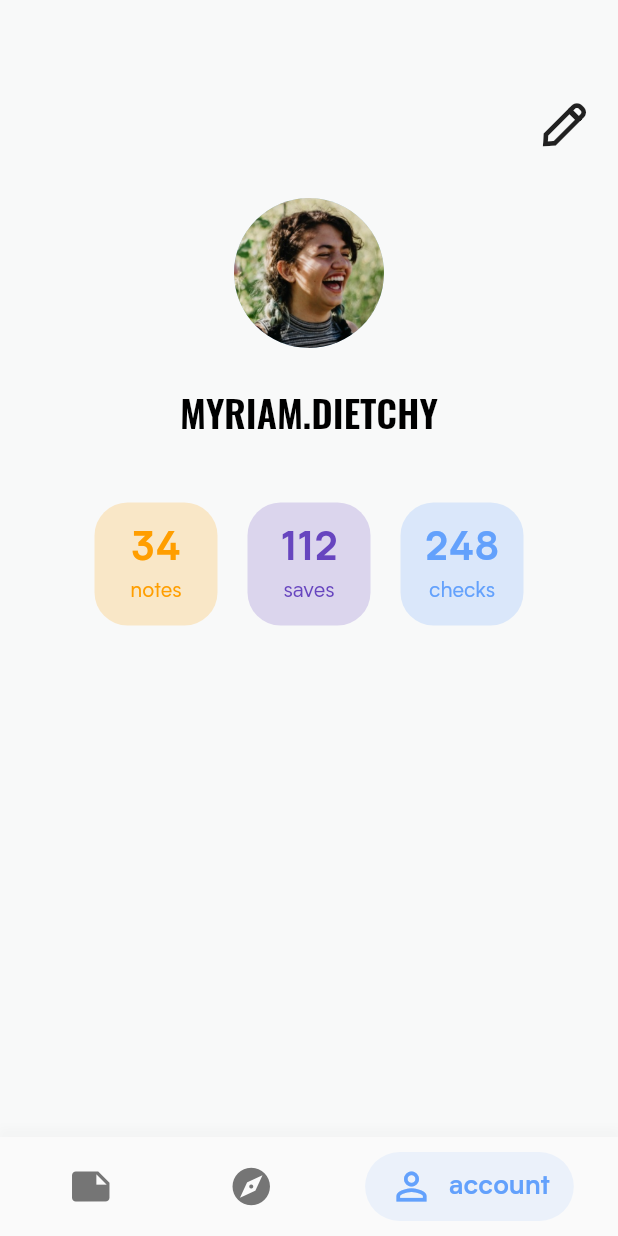
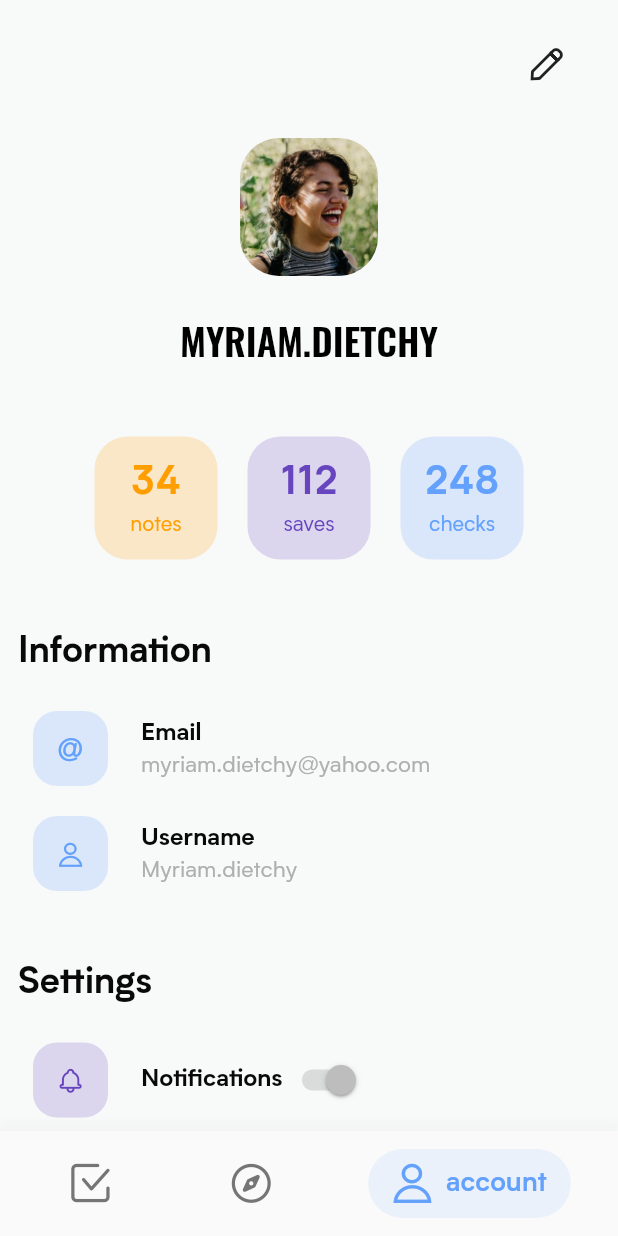
Before and after one commit to RobbeBuyle/PassionProject, a Flutter app: the screen it shows after launch, item 3 of the bottom bar chosen, on a phone screen of 412 x 824 dp. Run offline on Flutter 3.47's test engine with Material 2 defaults, Android fonts, the phone set to English and light mode, and no system bars; our stand-ins replace flutter_mobx, mobx; generated files the repository leaves out were written again.

Commit message:
added Apple dev settings and almost completed account page

```diff
--- a/tick/lib/App.dart
+++ b/tick/lib/App.dart
@@ -3,14 +3,16 @@ import 'package:tick/screens/account_screen.dart';
 import 'package:tick/screens/create_screen.dart';
 import 'package:tick/screens/discover_screen.dart';
 import 'package:tick/screens/list_screen.dart';
+import 'package:tick/style/flutter_icons_icons.dart';
 import 'package:tick/widgets/bottom_navbar.dart';
 import 'package:tick/style/style.dart';
 
 class App extends StatefulWidget {
   final List<BarItem> barItems = [
-    BarItem(text: "lists", icon: Icons.note, color: ColorsYellow),
-    BarItem(text: "discover", icon: Icons.explore, color: ColorsPurple),
-    BarItem(text: "account", icon: Icons.perm_identity, color: ColorsBlue),
+    BarItem(text: "lists", icon: FlutterIcons.tabnotes, color: ColorsYellow),
+    BarItem(
+        text: "discover", icon: FlutterIcons.tabdiscover, color: ColorsPurple),
+    BarItem(text: "account", icon: FlutterIcons.tabaccount, color: ColorsBlue),
   ];
   @override
   _AppState createState() => _AppState();
--- a/tick/lib/main.dart
+++ b/tick/lib/main.dart
@@ -1,4 +1,5 @@
 import 'package:flutter/material.dart';
+import 'package:tick/screens/create_screen.dart';
 import 'App.dart';
 import 'style/style.dart';
 
@@ -10,7 +11,13 @@ class MyApp extends StatelessWidget {
     return MaterialApp(
       title: 'Tick',
       theme: _configureThemeData(),
-      home: App(),
+      initialRoute: '/',
+      routes: {
+        // When navigating to the "/" route, build the FirstScreen widget.
+        '/': (context) => App(),
+        // When navigating to the "/second" route, build the SecondScreen widget.
+        '/create': (context) => CreateScreen(),
+      },
     );
   }
 
--- a/tick/lib/screens/account_screen.dart
+++ b/tick/lib/screens/account_screen.dart
@@ -2,6 +2,8 @@ import 'package:flutter/material.dart';
 import 'package:tick/models/user_model.dart';
 import 'package:tick/style/flutter_icons_icons.dart';
 import 'package:tick/style/style.dart';
+import 'package:tick/widgets/account_information.dart';
+import 'package:tick/widgets/settings_information.dart';
 import 'package:tick/widgets/stat_rect.dart';
 
 class AccountScreen extends StatefulWidget {
@@ -14,10 +16,12 @@ class _AccountScreenState extends State<AccountScreen> {
   Widget build(BuildContext context) {
     return Scaffold(
       backgroundColor: ColorsLightBackground,
-      body: Column(
+      body: Padding(
+        padding: const EdgeInsets.symmetric(horizontal: 12.0),
+        child: ListView(
           children: <Widget>[
             SizedBox(
-            height: 60.0,
+              height: 20.0,
             ),
             Padding(
               padding: EdgeInsets.symmetric(horizontal: 12.0),
@@ -29,9 +33,9 @@ class _AccountScreenState extends State<AccountScreen> {
                     children: <Widget>[
                       IconButton(
                         icon: Icon(FlutterIcons.edit),
-                      iconSize: 32.0,
+                        iconSize: 24.0,
                         onPressed: () {
-                        print('open notifications tab');
+                          print('edit account info');
                         },
                       ),
                     ],
@@ -39,16 +43,23 @@ class _AccountScreenState extends State<AccountScreen> {
                 ],
               ),
             ),
+            Column(
+              children: <Widget>[
                 Padding(
                     padding: const EdgeInsets.all(24.0),
-            child: CircleAvatar(
-              radius: 50.0,
-              backgroundImage: AssetImage(currentUser.imageUrl),
+                    child: new ClipRRect(
+                      borderRadius: BorderRadius.circular(26.0),
+                      child: Image.asset(
+                        currentUser.imageUrl,
+                        height: 92.0,
+                        width: 92.0,
                       ),
+                    )),
+                Text(currentUser.name.toUpperCase(), style: AccountNameStyle),
+              ],
             ),
-          Text(currentUser.name.toUpperCase(), style: AccountNameStyle),
             Padding(
-            padding: const EdgeInsets.fromLTRB(0.0, 32.0, 0, 0),
+              padding: const EdgeInsets.fromLTRB(0.0, 36.0, 0, 0),
               child: Row(
                 mainAxisAlignment: MainAxisAlignment.center,
                 children: <Widget>[
@@ -69,8 +80,17 @@ class _AccountScreenState extends State<AccountScreen> {
                   ),
                 ],
               ),
-          )
+            ),
+            SizedBox(
+              height: 36.0,
+            ),
+            AccountInformation(),
+            SizedBox(
+              height: 36.0,
+            ),
+            SettingsInformation(),
           ],
+        ),
       ),
     );
   }
--- a/tick/lib/screens/list_screen.dart
+++ b/tick/lib/screens/list_screen.dart
@@ -59,7 +59,8 @@ class _ListScreenState extends State<ListScreen> {
         child: Icon(Icons.add),
         backgroundColor: ColorsWhite,
         onPressed: () {
-          // print('add note');
+          print('add note');
+          Navigator.pushNamed(context, '/create');
         },
       ),
     );
--- a/tick/lib/style/flutter_icons_icons.dart
+++ b/tick/lib/style/flutter_icons_icons.dart
@@ -25,16 +25,17 @@ class FlutterIcons {
   static const _kFontFam = 'FlutterIcons';
 
   static const IconData share_1 = const IconData(0xe800, fontFamily: _kFontFam);
-  static const IconData back = const IconData(0xe801, fontFamily: _kFontFam);
-  static const IconData darkmode = const IconData(0xe802, fontFamily: _kFontFam);
-  static const IconData delete = const IconData(0xe803, fontFamily: _kFontFam);
-  static const IconData edit = const IconData(0xe804, fontFamily: _kFontFam);
-  static const IconData save = const IconData(0xe805, fontFamily: _kFontFam);
+  static const IconData at = const IconData(0xe801, fontFamily: _kFontFam);
+  static const IconData back = const IconData(0xe802, fontFamily: _kFontFam);
+  static const IconData darkmode = const IconData(0xe803, fontFamily: _kFontFam);
+  static const IconData delete = const IconData(0xe804, fontFamily: _kFontFam);
+  static const IconData edit = const IconData(0xe805, fontFamily: _kFontFam);
   static const IconData notifications = const IconData(0xe806, fontFamily: _kFontFam);
-  static const IconData share = const IconData(0xe807, fontFamily: _kFontFam);
+  static const IconData save = const IconData(0xe807, fontFamily: _kFontFam);
   static const IconData search = const IconData(0xe808, fontFamily: _kFontFam);
   static const IconData star = const IconData(0xe809, fontFamily: _kFontFam);
-  static const IconData tabaccount = const IconData(0xe80a, fontFamily: _kFontFam);
-  static const IconData tabdiscover = const IconData(0xe80b, fontFamily: _kFontFam);
-  static const IconData tabnotes = const IconData(0xe80c, fontFamily: _kFontFam);
+  static const IconData share = const IconData(0xe80a, fontFamily: _kFontFam);
+  static const IconData tabaccount = const IconData(0xe80b, fontFamily: _kFontFam);
+  static const IconData tabdiscover = const IconData(0xe80d, fontFamily: _kFontFam);
+  static const IconData tabnotes = const IconData(0xe80f, fontFamily: _kFontFam);
 }
--- a/tick/lib/style/style.dart
+++ b/tick/lib/style/style.dart
@@ -28,14 +28,21 @@ const String FontNameTitle = "Oswald";
 const AppBarTextStyle = TextStyle(
   fontFamily: FontNameTitle,
   fontSize: 42.0,
-  color: Colors.black,
+  color: ColorsBlack,
 );
 
 const TitleTextStyle = TextStyle(
   fontFamily: FontNameDefault,
   fontSize: 24.0,
   fontWeight: FontWeight.w700,
-  color: Colors.black,
+  color: ColorsBlack,
+);
+
+const Body1BoldTextStyle = TextStyle(
+  fontFamily: FontNameDefault,
+  fontSize: 16.0,
+  fontWeight: FontWeight.w700,
+  color: ColorsBlack,
 );
 
 const Body1TextStyle = TextStyle(
@@ -43,6 +50,13 @@ const Body1TextStyle = TextStyle(
   fontSize: 16.0,
   fontWeight: FontWeight.w400,
   color: Colors.black,
+);
+
+const Body1LightTextStyle = TextStyle(
+  fontFamily: FontNameDefault,
+  fontSize: 15.0,
+  fontWeight: FontWeight.w400,
+  color: ColorsGrey300,
 );
 
 const Title1TextStyle = TextStyle(
--- /dev/null
+++ b/tick/lib/widgets/account_information.dart
@@ -0,0 +1,71 @@
+import 'package:flutter/material.dart';
+import 'package:tick/models/user_model.dart';
+import 'package:tick/style/flutter_icons_icons.dart';
+import 'package:tick/style/style.dart';
+import 'package:tick/widgets/settings_rect.dart';
+
+class AccountInformation extends StatelessWidget {
+  @override
+  Widget build(BuildContext context) {
+    return Column(
+      crossAxisAlignment: CrossAxisAlignment.start,
+      children: <Widget>[
+        Padding(
+          padding: const EdgeInsets.fromLTRB(0, 0, 0, 12.0),
+          child: Text(
+            'Information',
+            style: TitleTextStyle,
+          ),
+        ),
+        Row(
+          children: <Widget>[
+            SettingsRect(
+              color: ColorsBlue,
+              icon: FlutterIcons.at,
+            ),
+            SizedBox(
+              width: 12.0,
+            ),
+            Column(
+              crossAxisAlignment: CrossAxisAlignment.start,
+              children: <Widget>[
+                Text(
+                  'Email',
+                  style: Body1BoldTextStyle,
+                ),
+                Text(
+                  currentUser.email,
+                  style: Body1LightTextStyle,
+                )
+              ],
+            )
+          ],
+        ),
+        Row(
+          children: <Widget>[
+            SettingsRect(
+              color: ColorsBlue,
+              icon: FlutterIcons.tabaccount,
+            ),
+            SizedBox(
+              width: 12.0,
+            ),
+            Column(
+              crossAxisAlignment: CrossAxisAlignment.start,
+              children: <Widget>[
+                Text(
+                  'Username',
+                  style: Body1BoldTextStyle,
+                ),
+                Text(
+                  currentUser.name,
+                  style: Body1LightTextStyle,
+                )
+              ],
+            )
+          ],
+        ),
+      ],
+    );
+  }
+}
--- a/tick/lib/widgets/bottom_navbar.dart
+++ b/tick/lib/widgets/bottom_navbar.dart
@@ -35,7 +35,7 @@ class _AnimatedBottomBarState extends State<AnimatedBottomBar>
         child: Material(
           child: Padding(
             padding: const EdgeInsets.only(
-                bottom: 10.0, top: 10.0, left: 12.0, right: 12.0),
+                bottom: 12.0, top: 12.0, left: 12.0, right: 12.0),
             child: Row(
               mainAxisSize: MainAxisSize.max,
               mainAxisAlignment: MainAxisAlignment.spaceAround,
@@ -62,7 +62,7 @@ class _AnimatedBottomBarState extends State<AnimatedBottomBar>
           });
         },
         child: AnimatedContainer(
-          padding: const EdgeInsets.symmetric(horizontal: 16.0, vertical: 8.0),
+          padding: const EdgeInsets.symmetric(horizontal: 16.0, vertical: 10.0),
           decoration: BoxDecoration(
               color:
                   isSelected ? item.color.withOpacity(0.1) : Colors.transparent,
@@ -73,7 +73,7 @@ class _AnimatedBottomBarState extends State<AnimatedBottomBar>
               Icon(
                 item.icon,
                 color: isSelected ? item.color : Colors.grey[600],
-                size: 30.0,
+                size: 26.0,
               ),
               SizedBox(
                 width: 10.0,
--- /dev/null
+++ b/tick/lib/widgets/settings_information.dart
@@ -0,0 +1,71 @@
+import 'package:flutter/material.dart';
+import 'package:tick/models/user_model.dart';
+import 'package:tick/style/flutter_icons_icons.dart';
+import 'package:tick/style/style.dart';
+import 'package:tick/widgets/settings_rect.dart';
+
+class SettingsInformation extends StatelessWidget {
+  @override
+  Widget build(BuildContext context) {
+    return Column(
+      crossAxisAlignment: CrossAxisAlignment.start,
+      children: <Widget>[
+        Padding(
+          padding: const EdgeInsets.fromLTRB(0, 0, 0, 12.0),
+          child: Text(
+            'Settings',
+            style: TitleTextStyle,
+          ),
+        ),
+        Row(
+          children: <Widget>[
+            SettingsRect(
+              color: ColorsPurple,
+              icon: FlutterIcons.notifications,
+            ),
+            SizedBox(
+              width: 12.0,
+            ),
+            Row(
+              crossAxisAlignment: CrossAxisAlignment.center,
+              mainAxisAlignment: MainAxisAlignment.spaceBetween,
+              children: <Widget>[
+                Text(
+                  'Notifications',
+                  style: Body1BoldTextStyle,
+                ),
+                Switch(
+                  value: true,
+                )
+              ],
+            )
+          ],
+        ),
+        Row(
+          children: <Widget>[
+            SettingsRect(
+              color: ColorsYellow,
+              icon: FlutterIcons.darkmode,
+            ),
+            SizedBox(
+              width: 12.0,
+            ),
+            Row(
+              crossAxisAlignment: CrossAxisAlignment.center,
+              mainAxisAlignment: MainAxisAlignment.center,
+              children: <Widget>[
+                Text(
+                  'Dark-mode',
+                  style: Body1BoldTextStyle,
+                ),
+                Switch(
+                  value: false,
+                )
+              ],
+            )
+          ],
+        ),
+      ],
+    );
+  }
+}
--- /dev/null
+++ b/tick/lib/widgets/settings_rect.dart
@@ -0,0 +1,27 @@
+import 'package:flutter/material.dart';
+import 'package:tick/style/flutter_icons_icons.dart';
+
+class SettingsRect extends StatelessWidget {
+  final IconData icon;
+  final Color color;
+
+  SettingsRect({this.icon, this.color});
+
+  @override
+  Widget build(BuildContext context) {
+    return Padding(
+      padding: const EdgeInsets.all(10.0),
+      child: Container(
+          width: 50.0,
+          height: 50.0,
+          decoration: BoxDecoration(
+              color: this.color.withOpacity(0.2),
+              borderRadius: BorderRadius.circular(16)),
+          child: Icon(
+            this.icon,
+            size: 16.0,
+            color: this.color,
+          )),
+    );
+  }
+}
```
Also changed, not shown: tick/assets/fonts/FlutterIcons.ttf, 2 other files. Lines whose indentation alone changed are shown as unchanged.
